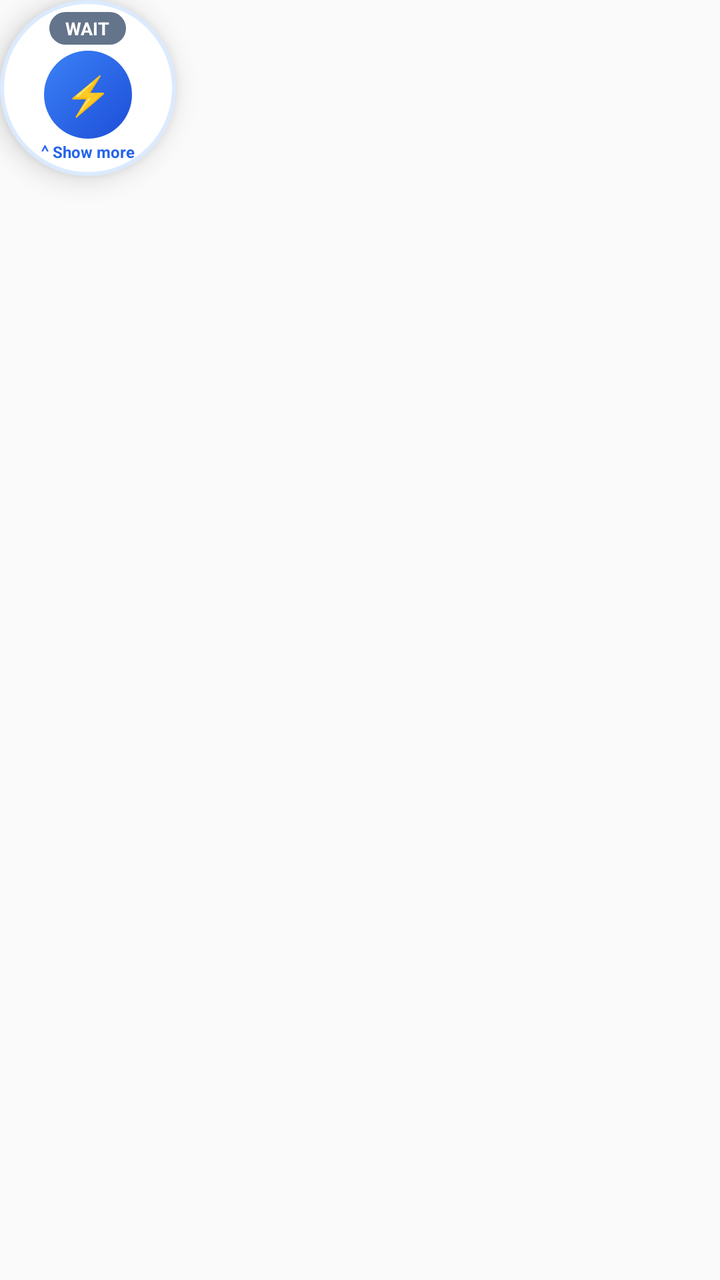
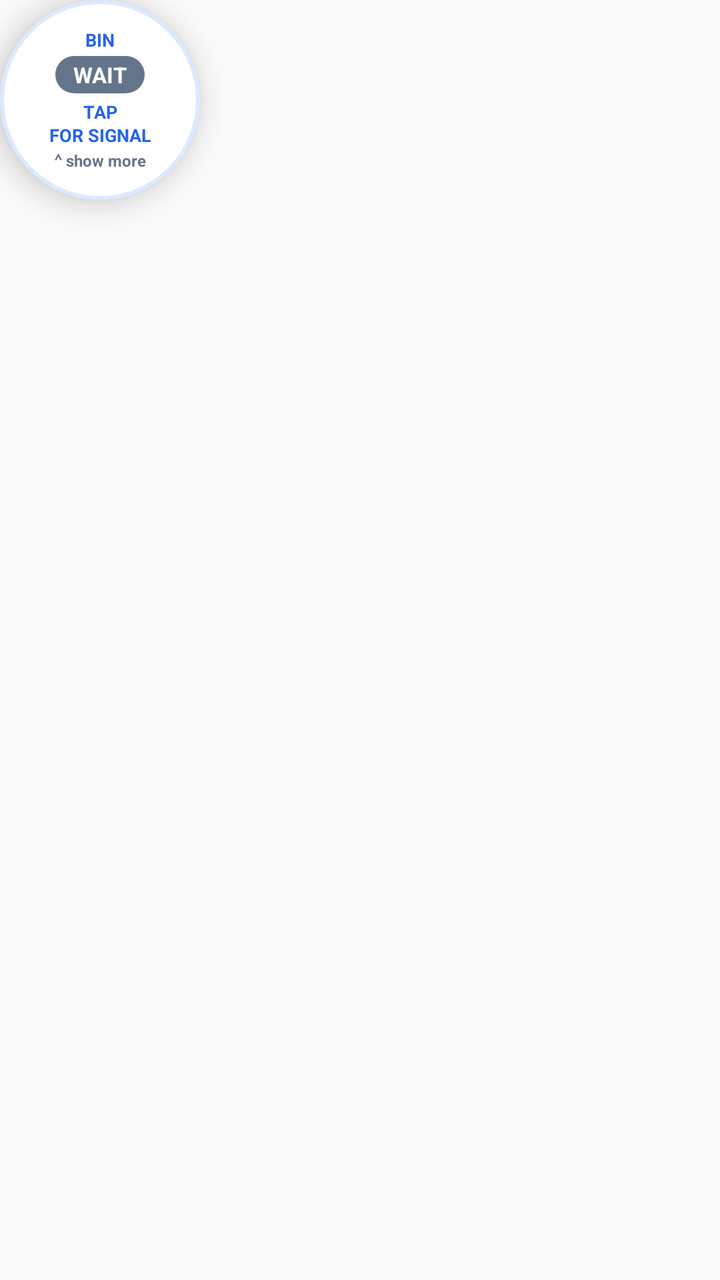

Two renders of the same Android screen: before a commit and after it. Below are the layout's source before the change and the commit's diff.
<!-- AndroidManifest.xml: application theme AppTheme -->
<!-- res/layout/overlay_widget.xml -->
<?xml version="1.0" encoding="utf-8"?>
<FrameLayout xmlns:android="http://schemas.android.com/apk/res/android"
    android:id="@+id/overlay_root"
    android:layout_width="wrap_content"
    android:layout_height="wrap_content">

    
    <LinearLayout
        android:id="@+id/bubble_view"
        android:layout_width="88dp"
        android:layout_height="88dp"
        android:background="@drawable/overlay_bubble"
        android:elevation="8dp"
        android:gravity="center"
        android:orientation="vertical"
        android:padding="6dp">

        <TextView
            android:id="@+id/bubble_signal"
            android:layout_width="wrap_content"
            android:layout_height="wrap_content"
            android:background="@drawable/signal_wait"
            android:paddingStart="8dp"
            android:paddingTop="2dp"
            android:paddingEnd="8dp"
            android:paddingBottom="2dp"
            android:text="WAIT"
            android:textColor="#FFFFFF"
            android:textSize="9sp"
            android:textStyle="bold" />

        <TextView
            android:id="@+id/analyze_button"
            android:layout_width="44dp"
            android:layout_height="44dp"
            android:layout_marginTop="3dp"
            android:background="@drawable/overlay_bubble_action"
            android:contentDescription="Analyze chart now"
            android:gravity="center"
            android:text="⚡"
            android:textColor="#FFFFFF"
            android:textSize="19sp" />

        <TextView
            android:id="@+id/expand_button"
            android:layout_width="wrap_content"
            android:layout_height="wrap_content"
            android:contentDescription="Show more"
            android:paddingTop="1dp"
            android:text="⌃ Show more"
            android:textColor="#2563EB"
            android:textSize="8sp"
            android:textStyle="bold" />
    </LinearLayout>

    
    <LinearLayout
        android:id="@+id/expanded_view"
        android:layout_width="252dp"
        android:layout_height="wrap_content"
        android:background="@drawable/overlay_card"
        android:elevation="8dp"
        android:orientation="vertical"
        android:padding="12dp"
        android:visibility="gone">

        <LinearLayout
            android:id="@+id/drag_handle"
            android:layout_width="match_parent"
            android:layout_height="wrap_content"
            android:gravity="center_vertical"
            android:orientation="horizontal"
            android:paddingBottom="6dp">

            <TextView
                android:layout_width="0dp"
                android:layout_height="wrap_content"
                android:layout_weight="1"
                android:letterSpacing="0.08"
                android:text="AI TRADING"
                android:textColor="#64748B"
                android:textSize="10sp"
                android:textStyle="bold" />

            <TextView
                android:id="@+id/show_less_button"
                android:layout_width="wrap_content"
                android:layout_height="wrap_content"
                android:contentDescription="Show less"
                android:paddingStart="8dp"
                android:paddingEnd="8dp"
                android:text="⌄ Show less"
                android:textColor="#2563EB"
                android:textSize="9sp"
                android:textStyle="bold" />

            <TextView
                android:id="@+id/stop_button"
                android:layout_width="wrap_content"
                android:layout_height="wrap_content"
                android:contentDescription="Stop the widget"
                android:paddingStart="6dp"
                android:paddingEnd="2dp"
                android:paddingTop="2dp"
                android:paddingBottom="2dp"
                android:text="✕"
                android:textColor="#94A3B8"
                android:textSize="13sp" />
        </LinearLayout>

        <LinearLayout
            android:layout_width="match_parent"
            android:layout_height="wrap_content"
            android:gravity="center_vertical"
            android:orientation="horizontal">

            <TextView
                android:id="@+id/signal_badge"
                android:layout_width="wrap_content"
                android:layout_height="wrap_content"
                android:background="@drawable/signal_wait"
                android:paddingStart="12dp"
                android:paddingTop="5dp"
                android:paddingEnd="12dp"
                android:paddingBottom="5dp"
                android:text="WAIT"
                android:textColor="#FFFFFF"
                android:textSize="13sp"
                android:textStyle="bold" />

            <LinearLayout
                android:layout_width="0dp"
                android:layout_height="wrap_content"
                android:layout_marginStart="10dp"
                android:layout_weight="1"
                android:gravity="end"
                android:orientation="vertical">

                <TextView
                    android:id="@+id/confidence_text"
                    android:layout_width="wrap_content"
                    android:layout_height="wrap_content"
                    android:text="—"
                    android:textColor="#0F172A"
                    android:textSize="17sp"
                    android:textStyle="bold" />

                <TextView
                    android:layout_width="wrap_content"
                    android:layout_height="wrap_content"
                    android:text="confidence"
                    android:textColor="#94A3B8"
                    android:textSize="9sp" />
            </LinearLayout>
        </LinearLayout>

        <TextView
            android:id="@+id/asset_text"
            android:layout_width="match_parent"
            android:layout_height="wrap_content"
            android:layout_marginTop="8dp"
            android:text="Asset: —"
            android:textColor="#0F172A"
            android:textSize="11sp"
            android:textStyle="bold" />

        <TextView
            android:id="@+id/timing_text"
            android:layout_width="match_parent"
            android:layout_height="wrap_content"
            android:layout_marginTop="2dp"
            android:text="Entry: waiting"
            android:textColor="#334155"
            android:textSize="11sp"
            android:textStyle="bold" />

        <TextView
            android:id="@+id/timeframe_text"
            android:layout_width="match_parent"
            android:layout_height="wrap_content"
            android:layout_marginTop="2dp"
            android:text="Timeframe: —"
            android:textColor="#64748B"
            android:textSize="11sp" />

        <TextView
            android:id="@+id/reason_text"
            android:layout_width="match_parent"
            android:layout_height="wrap_content"
            android:layout_marginTop="6dp"
            android:ellipsize="end"
            android:maxLines="3"
            android:text="Waiting for the first chart analysis…"
            android:textColor="#475569"
            android:textSize="11sp" />

        <TextView
            android:id="@+id/status_text"
            android:layout_width="match_parent"
            android:layout_height="wrap_content"
            android:layout_marginTop="6dp"
            android:text="Starting…"
            android:textColor="#94A3B8"
            android:textSize="9sp" />

        <TextView
            android:id="@+id/expanded_analyze_button"
            android:layout_width="match_parent"
            android:layout_height="wrap_content"
            android:layout_marginTop="8dp"
            android:background="@drawable/overlay_button"
            android:gravity="center"
            android:paddingTop="6dp"
            android:paddingBottom="6dp"
            android:text="Analyze now"
            android:textColor="#2563EB"
            android:textSize="11sp"
            android:textStyle="bold" />
    </LinearLayout>
</FrameLayout>
<!-- resources referenced by this layout -->
<resources>
  <!-- drawable overlay_bubble (drawable) -->
  <?xml version="1.0" encoding="utf-8"?>
  <shape xmlns:android="http://schemas.android.com/apk/res/android"
      android:shape="oval">
      <solid android:color="#FFFFFF" />
      <stroke
          android:width="2dp"
          android:color="#DBEAFE" />
      <padding
          android:left="4dp"
          android:top="4dp"
          android:right="4dp"
          android:bottom="4dp" />
  </shape>
  <!-- drawable overlay_bubble_action (drawable) -->
  <?xml version="1.0" encoding="utf-8"?>
  <shape xmlns:android="http://schemas.android.com/apk/res/android"
      android:shape="oval">
      <gradient
          android:angle="315"
          android:endColor="#1D4ED8"
          android:startColor="#3B82F6" />
      <size
          android:width="44dp"
          android:height="44dp" />
  </shape>
  <!-- drawable overlay_button (drawable) -->
  <?xml version="1.0" encoding="utf-8"?>
  <shape xmlns:android="http://schemas.android.com/apk/res/android"
      android:shape="rectangle">
      <solid android:color="#EFF6FF" />
      <corners android:radius="10dp" />
      <stroke
          android:width="1dp"
          android:color="#DBEAFE" />
  </shape>
  <!-- drawable overlay_card (drawable) -->
  <?xml version="1.0" encoding="utf-8"?>
  <shape xmlns:android="http://schemas.android.com/apk/res/android"
      android:shape="rectangle">
      <solid android:color="#FFFFFF" />
      <corners android:radius="16dp" />
      <stroke
          android:width="1dp"
          android:color="#E2E8F0" />
  </shape>
  <!-- drawable signal_wait (drawable) -->
  <?xml version="1.0" encoding="utf-8"?>
  <shape xmlns:android="http://schemas.android.com/apk/res/android"
      android:shape="rectangle">
      <solid android:color="#64748B" />
      <corners android:radius="999dp" />
  </shape>
  <style name="AppTheme" parent="Theme.AppCompat.Light.DarkActionBar">
          
          <item name="colorPrimary">@color/colorPrimary</item>
          <item name="colorPrimaryDark">@color/colorPrimaryDark</item>
          <item name="colorAccent">@color/colorAccent</item>
      </style>
</resources>

<!-- the commit's change to res/layout/overlay_widget.xml (unified diff, before → after) -->
@@ -7,39 +7,51 @@
     
     <LinearLayout
         android:id="@+id/bubble_view"
-        android:layout_width="88dp"
-        android:layout_height="88dp"
+        android:layout_width="100dp"
+        android:layout_height="100dp"
         android:background="@drawable/overlay_bubble"
+        android:clickable="true"
+        android:contentDescription="Tap to hear the latest trading signal"
         android:elevation="8dp"
         android:gravity="center"
         android:orientation="vertical"
-        android:padding="6dp">
+        android:padding="7dp">
+
+        <TextView
+            android:id="@+id/bubble_mode"
+            android:layout_width="wrap_content"
+            android:layout_height="wrap_content"
+            android:text="BIN"
+            android:textColor="#2563EB"
+            android:textSize="9sp"
+            android:textStyle="bold" />
 
         <TextView
             android:id="@+id/bubble_signal"
             android:layout_width="wrap_content"
             android:layout_height="wrap_content"
+            android:layout_marginTop="2dp"
             android:background="@drawable/signal_wait"
-            android:paddingStart="8dp"
+            android:paddingStart="9dp"
             android:paddingTop="2dp"
-            android:paddingEnd="8dp"
+            android:paddingEnd="9dp"
             android:paddingBottom="2dp"
             android:text="WAIT"
             android:textColor="#FFFFFF"
+            android:textSize="11sp"
+            android:textStyle="bold" />
+
+        <TextView
+            android:id="@+id/bubble_hint"
+            android:layout_width="wrap_content"
+            android:layout_height="wrap_content"
+            android:layout_marginTop="3dp"
+            android:gravity="center"
+            android:lineSpacingExtra="1dp"
+            android:text="TAP&#10;FOR SIGNAL"
+            android:textColor="#2563EB"
             android:textSize="9sp"
             android:textStyle="bold" />
-
-        <TextView
-            android:id="@+id/analyze_button"
-            android:layout_width="44dp"
-            android:layout_height="44dp"
-            android:layout_marginTop="3dp"
-            android:background="@drawable/overlay_bubble_action"
-            android:contentDescription="Analyze chart now"
-            android:gravity="center"
-            android:text="⚡"
-            android:textColor="#FFFFFF"
-            android:textSize="19sp" />
 
         <TextView
             android:id="@+id/expand_button"
@@ -47,8 +59,8 @@
             android:layout_height="wrap_content"
             android:contentDescription="Show more"
             android:paddingTop="1dp"
-            android:text="⌃ Show more"
-            android:textColor="#2563EB"
+            android:text="⌃ show more"
+            android:textColor="#64748B"
             android:textSize="8sp"
             android:textStyle="bold" />
     </LinearLayout>
@@ -56,7 +68,7 @@
     
     <LinearLayout
         android:id="@+id/expanded_view"
-        android:layout_width="252dp"
+        android:layout_width="272dp"
         android:layout_height="wrap_content"
         android:background="@drawable/overlay_card"
         android:elevation="8dp"
@@ -73,8 +85,23 @@
             android:paddingBottom="6dp">
 
             <TextView
+                android:id="@+id/mode_badge"
+                android:layout_width="wrap_content"
+                android:layout_height="wrap_content"
+                android:background="@drawable/overlay_mode"
+                android:paddingStart="7dp"
+                android:paddingTop="2dp"
+                android:paddingEnd="7dp"
+                android:paddingBottom="2dp"
+                android:text="BIN"
+                android:textColor="#1D4ED8"
+                android:textSize="9sp"
+                android:textStyle="bold" />
+
+            <TextView
                 android:layout_width="0dp"
                 android:layout_height="wrap_content"
+                android:layout_marginStart="7dp"
                 android:layout_weight="1"
                 android:letterSpacing="0.08"
                 android:text="AI TRADING"
@@ -87,9 +114,9 @@
                 android:layout_width="wrap_content"
                 android:layout_height="wrap_content"
                 android:contentDescription="Show less"
-                android:paddingStart="8dp"
-                android:paddingEnd="8dp"
-                android:text="⌄ Show less"
+                android:paddingStart="6dp"
+                android:paddingEnd="6dp"
+                android:text="⌄ show less"
                 android:textColor="#2563EB"
                 android:textSize="9sp"
                 android:textStyle="bold" />
@@ -99,7 +126,7 @@
                 android:layout_width="wrap_content"
                 android:layout_height="wrap_content"
                 android:contentDescription="Stop the widget"
-                android:paddingStart="6dp"
+                android:paddingStart="4dp"
                 android:paddingEnd="2dp"
                 android:paddingTop="2dp"
                 android:paddingBottom="2dp"
@@ -165,23 +192,33 @@
             android:textStyle="bold" />
 
         <TextView
-            android:id="@+id/timing_text"
-            android:layout_width="match_parent"
-            android:layout_height="wrap_content"
-            android:layout_marginTop="2dp"
-            android:text="Entry: waiting"
+            android:id="@+id/candle_text"
+            android:layout_width="match_parent"
+            android:layout_height="wrap_content"
+            android:layout_marginTop="2dp"
+            android:text="Candle: —"
             android:textColor="#334155"
             android:textSize="11sp"
             android:textStyle="bold" />
 
         <TextView
-            android:id="@+id/timeframe_text"
-            android:layout_width="match_parent"
-            android:layout_height="wrap_content"
-            android:layout_marginTop="2dp"
-            android:text="Timeframe: —"
-            android:textColor="#64748B"
+            android:id="@+id/timing_text"
+            android:layout_width="match_parent"
+            android:layout_height="wrap_content"
+            android:layout_marginTop="2dp"
+            android:text="Duration: —"
+            android:textColor="#334155"
             android:textSize="11sp" />
+
+        <TextView
+            android:id="@+id/levels_text"
+            android:layout_width="match_parent"
+            android:layout_height="wrap_content"
+            android:layout_marginTop="2dp"
+            android:text="—"
+            android:textColor="#0F172A"
+            android:textSize="11sp"
+            android:textStyle="bold" />
 
         <TextView
             android:id="@+id/reason_text"
@@ -195,26 +232,86 @@
             android:textSize="11sp" />
 
         <TextView
+            android:id="@+id/voice_text"
+            android:layout_width="match_parent"
+            android:layout_height="wrap_content"
+            android:layout_marginTop="4dp"
+            android:ellipsize="end"
+            android:maxLines="2"
+            android:text=""
+            android:textColor="#64748B"
+            android:textSize="10sp"
+            android:textStyle="italic" />
+
+        <TextView
+            android:layout_width="match_parent"
+            android:layout_height="wrap_content"
+            android:layout_marginTop="7dp"
+            android:text="JSON"
+            android:textColor="#94A3B8"
+            android:textSize="8sp"
+            android:textStyle="bold" />
+
+        <ScrollView
+            android:layout_width="match_parent"
+            android:layout_height="92dp"
+            android:layout_marginTop="2dp"
+            android:background="@drawable/overlay_json"
+            android:padding="6dp">
+
+            <TextView
+                android:id="@+id/json_text"
+                android:layout_width="match_parent"
+                android:layout_height="wrap_content"
+                android:fontFamily="monospace"
+                android:text="{}"
+                android:textColor="#1E293B"
+                android:textSize="8.5sp" />
+        </ScrollView>
+
+        <TextView
             android:id="@+id/status_text"
             android:layout_width="match_parent"
             android:layout_height="wrap_content"
-            android:layout_marginTop="6dp"
+            android:layout_marginTop="5dp"
             android:text="Starting…"
             android:textColor="#94A3B8"
             android:textSize="9sp" />
 
-        <TextView
-            android:id="@+id/expanded_analyze_button"
-            android:layout_width="match_parent"
-            android:layout_height="wrap_content"
-            android:layout_marginTop="8dp"
-            android:background="@drawable/overlay_button"
-            android:gravity="center"
-            android:paddingTop="6dp"
-            android:paddingBottom="6dp"
-            android:text="Analyze now"
-            android:textColor="#2563EB"
-            android:textSize="11sp"
-            android:textStyle="bold" />
+        <LinearLayout
+            android:layout_width="match_parent"
+            android:layout_height="wrap_content"
+            android:layout_marginTop="7dp"
+            android:orientation="horizontal">
+
+            <TextView
+                android:id="@+id/deliver_button"
+                android:layout_width="0dp"
+                android:layout_height="wrap_content"
+                android:layout_weight="1"
+                android:background="@drawable/overlay_button"
+                android:gravity="center"
+                android:paddingTop="7dp"
+                android:paddingBottom="7dp"
+                android:text="Get signal"
+                android:textColor="#2563EB"
+                android:textSize="11sp"
+                android:textStyle="bold" />
+
+            <TextView
+                android:id="@+id/analyze_button"
+                android:layout_width="0dp"
+                android:layout_height="wrap_content"
+                android:layout_marginStart="6dp"
+                android:layout_weight="1"
+                android:background="@drawable/overlay_button"
+                android:gravity="center"
+                android:paddingTop="7dp"
+                android:paddingBottom="7dp"
+                android:text="Rescan"
+                android:textColor="#2563EB"
+                android:textSize="11sp"
+                android:textStyle="bold" />
+        </LinearLayout>
     </LinearLayout>
 </FrameLayout>
<!-- resource entries referenced after the edit -->
@@ -13,18 +13,6 @@
           android:top="4dp"
           android:right="4dp"
           android:bottom="4dp" />
-  </shape>
-  <!-- drawable overlay_bubble_action (drawable) -->
-  <?xml version="1.0" encoding="utf-8"?>
-  <shape xmlns:android="http://schemas.android.com/apk/res/android"
-      android:shape="oval">
-      <gradient
-          android:angle="315"
-          android:endColor="#1D4ED8"
-          android:startColor="#3B82F6" />
-      <size
-          android:width="44dp"
-          android:height="44dp" />
   </shape>
   <!-- drawable overlay_button (drawable) -->
   <?xml version="1.0" encoding="utf-8"?>
@@ -46,6 +34,26 @@
           android:width="1dp"
           android:color="#E2E8F0" />
   </shape>
+  <!-- drawable overlay_json (drawable) -->
+  <?xml version="1.0" encoding="utf-8"?>
+  <shape xmlns:android="http://schemas.android.com/apk/res/android"
+      android:shape="rectangle">
+      <solid android:color="#F1F5F9" />
+      <corners android:radius="7dp" />
+      <stroke
+          android:width="1dp"
+          android:color="#E2E8F0" />
+  </shape>
+  <!-- drawable overlay_mode (drawable) -->
+  <?xml version="1.0" encoding="utf-8"?>
+  <shape xmlns:android="http://schemas.android.com/apk/res/android"
+      android:shape="rectangle">
+      <solid android:color="#DBEAFE" />
+      <corners android:radius="6dp" />
+      <size
+          android:width="30dp"
+          android:height="16dp" />
+  </shape>
   <!-- drawable signal_wait (drawable) -->
   <?xml version="1.0" encoding="utf-8"?>
   <shape xmlns:android="http://schemas.android.com/apk/res/android"
